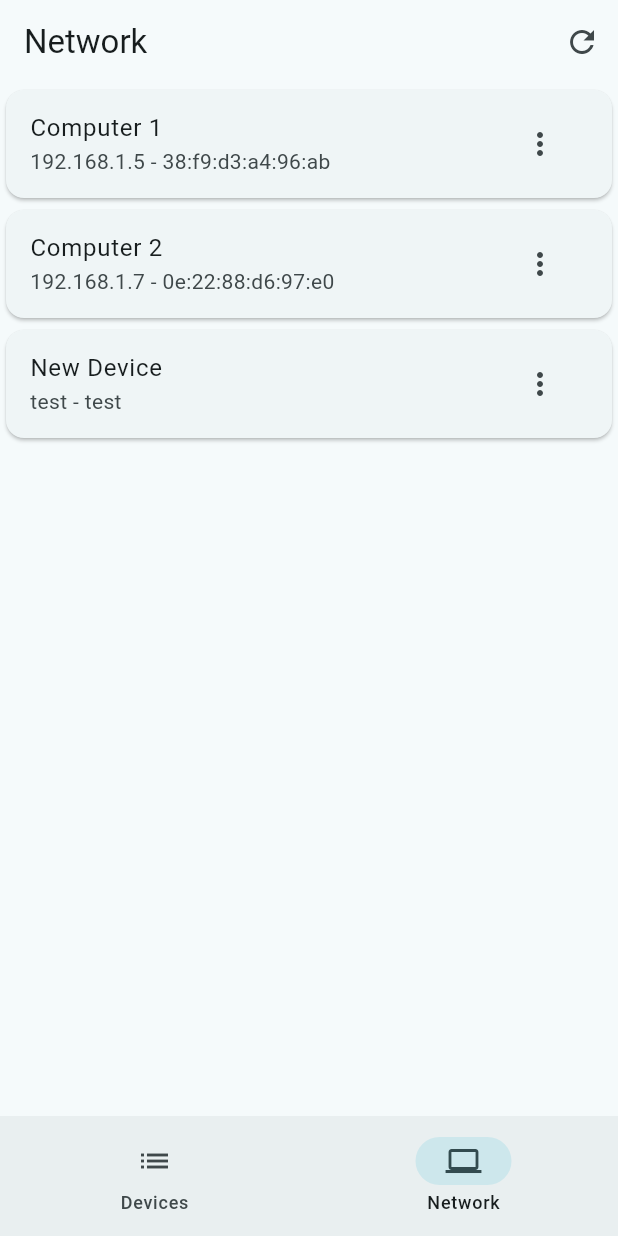
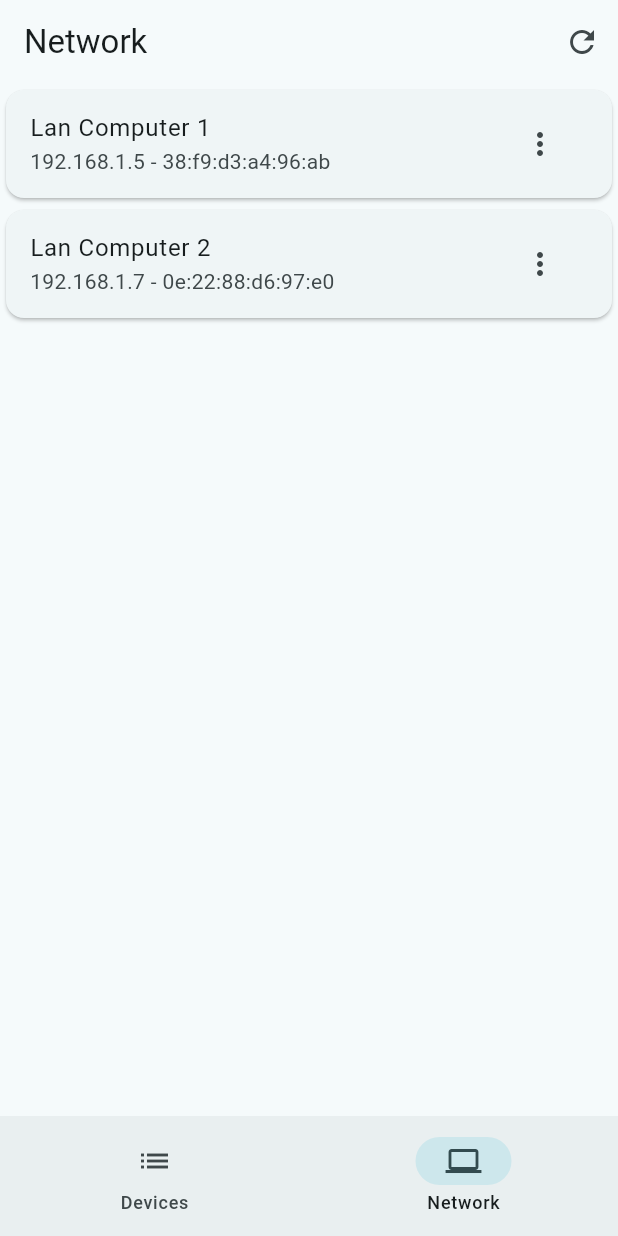
Before and after one commit to SeyitMuratKaya/wakeonlan, a Flutter app: the screen it shows after launch, item 2 of the bottom bar chosen, after a tap on the "refresh" icon, on a phone screen of 412 x 824 dp. Run offline on Flutter 3.47's test engine with Material 2 defaults, Android fonts, the light colour scheme and no system bars.

Commit message:
UI Completed

```diff
--- /dev/null
+++ b/lib/network_item.dart
@@ -0,0 +1,69 @@
+import 'package:flutter/material.dart';
+import 'open_dialog.dart';
+
+final List<NetworkItem> lanComputers = <NetworkItem>[
+  const NetworkItem(
+    name: "Lan Computer 1",
+    ipAdd: "192.168.1.5",
+    macAdd: "38:f9:d3:a4:96:ab",
+  ),
+  const NetworkItem(
+    name: "Lan Computer 2",
+    ipAdd: "192.168.1.7",
+    macAdd: "0e:22:88:d6:97:e0",
+  ),
+];
+
+class NetworkItem extends StatefulWidget {
+  const NetworkItem({
+    super.key,
+    required this.name,
+    required this.ipAdd,
+    required this.macAdd,
+  });
+
+  final String name;
+  final String ipAdd;
+  final String macAdd;
+
+  @override
+  State<NetworkItem> createState() => _NetworkItemState();
+}
+
+class _NetworkItemState extends State<NetworkItem> {
+  final nameController = TextEditingController();
+  final ipController = TextEditingController();
+  final macController = TextEditingController();
+
+  @override
+  void dispose() {
+    // Clean up the controller when the widget is disposed.
+    nameController.dispose();
+    ipController.dispose();
+    macController.dispose();
+    super.dispose();
+  }
+
+  @override
+  Widget build(BuildContext context) {
+    return Card(
+      child: ListTile(
+        onTap: () async {
+          nameController.text = widget.name;
+          ipController.text = widget.ipAdd;
+          macController.text = widget.macAdd;
+          final result = await openDialog(
+              context, nameController, ipController, macController);
+          if (result == null || result.isEmpty) return;
+          // Save to local storage
+        },
+        title: Text(widget.name),
+        subtitle: Text("${widget.ipAdd} - ${widget.macAdd}"),
+        trailing: IconButton(
+          icon: const Icon(Icons.more_vert),
+          onPressed: () {},
+        ),
+      ),
+    );
+  }
+}
--- a/lib/pages/devices_page.dart
+++ b/lib/pages/devices_page.dart
@@ -1,7 +1,27 @@
 import 'package:flutter/material.dart';
+import '../device_item.dart';
+import '../open_dialog.dart';
 
-class DevicesPage extends StatelessWidget {
+class DevicesPage extends StatefulWidget {
   const DevicesPage({super.key});
+
+  @override
+  State<DevicesPage> createState() => _DevicesPageState();
+}
+
+class _DevicesPageState extends State<DevicesPage> {
+  final nameController = TextEditingController();
+  final ipController = TextEditingController();
+  final macController = TextEditingController();
+
+  @override
+  void dispose() {
+    // Clean up the controller when the widget is disposed.
+    nameController.dispose();
+    ipController.dispose();
+    macController.dispose();
+    super.dispose();
+  }
 
   @override
   Widget build(BuildContext context) {
@@ -13,15 +33,34 @@ class DevicesPage extends StatelessWidget {
             icon: const Icon(Icons.refresh),
             tooltip: 'Refresh Devices',
             onPressed: () {},
-          )
+          ),
+          IconButton(
+            icon: const Icon(Icons.add),
+            tooltip: 'Add Devices',
+            onPressed: () async {
+              //save to local storage
+              final result = await openDialog(
+                  context, nameController, ipController, macController);
+              if (result == null || result.isEmpty) return;
+              setState(() {
+                myComputers.insert(
+                myComputers.length,
+                DeviceItem(
+                  name: result[0],
+                  ipAdd: result[1],
+                  macAdd: result[2],
+                ),
+              );
+              });
+            },
+          ),
         ],
       ),
-      body: ListView(
-        children: const [
-          Card(child: ListTile(title: Text("Device 1"))),
-          Card(child: ListTile(title: Text("Device 2"))),
-          Card(child: ListTile(title: Text("Device 3"))),
-        ],
+      body: ListView.builder(
+        itemCount: myComputers.length,
+        itemBuilder: (context, index) {
+          return myComputers[index];
+        },
       ),
     );
   }
--- a/lib/pages/network_page.dart
+++ b/lib/pages/network_page.dart
@@ -1,4 +1,5 @@
 import 'package:flutter/material.dart';
+import '../network_item.dart';
 
 class NetworkPage extends StatefulWidget {
   const NetworkPage({super.key});
@@ -8,19 +9,6 @@ class NetworkPage extends StatefulWidget {
 }
 
 class _NetworkPageState extends State<NetworkPage> {
-  final List<NetworkItem> computers = <NetworkItem>[
-    const NetworkItem(
-      name: "Computer 1",
-      ipAdd: "192.168.1.5",
-      macAdd: "38:f9:d3:a4:96:ab",
-    ),
-    const NetworkItem(
-      name: "Computer 2",
-      ipAdd: "192.168.1.7",
-      macAdd: "0e:22:88:d6:97:e0",
-    ),
-  ];
-
   @override
   Widget build(BuildContext context) {
     return Scaffold(
@@ -31,53 +19,17 @@ class _NetworkPageState extends State<NetworkPage> {
             icon: const Icon(Icons.refresh),
             tooltip: 'Refresh Devices',
             onPressed: () {
-              setState(() {
-                computers.insert(
-                    computers.length,
-                    const NetworkItem(
-                      name: "New Device",
-                      ipAdd: "test",
-                      macAdd: "test",
-                    ));
-              });
+              //search network
             },
           ),
         ],
       ),
       body: ListView.builder(
-        itemCount: computers.length,
+        itemCount: lanComputers.length,
         itemBuilder: (context, index) {
-          return computers[index];
+          return lanComputers[index];
         },
       ),
     );
   }
 }
-
-class NetworkItem extends StatelessWidget {
-  const NetworkItem({
-    super.key,
-    required this.name,
-    required this.ipAdd,
-    required this.macAdd,
-  });
-
-  final String name;
-  final String ipAdd;
-  final String macAdd;
-
-  @override
-  Widget build(BuildContext context) {
-    return Card(
-      child: ListTile(
-        onTap: () {},
-        title: Text(name),
-        subtitle: Text("$ipAdd - $macAdd"),
-        trailing: IconButton(
-          icon: const Icon(Icons.more_vert),
-          onPressed: () {},
-        ),
-      ),
-    );
-  }
-}
```
Also changed, not shown: lib/device_item.dart (added, +51 -0 lines), lib/open_dialog.dart (added, +57 -0 lines).
